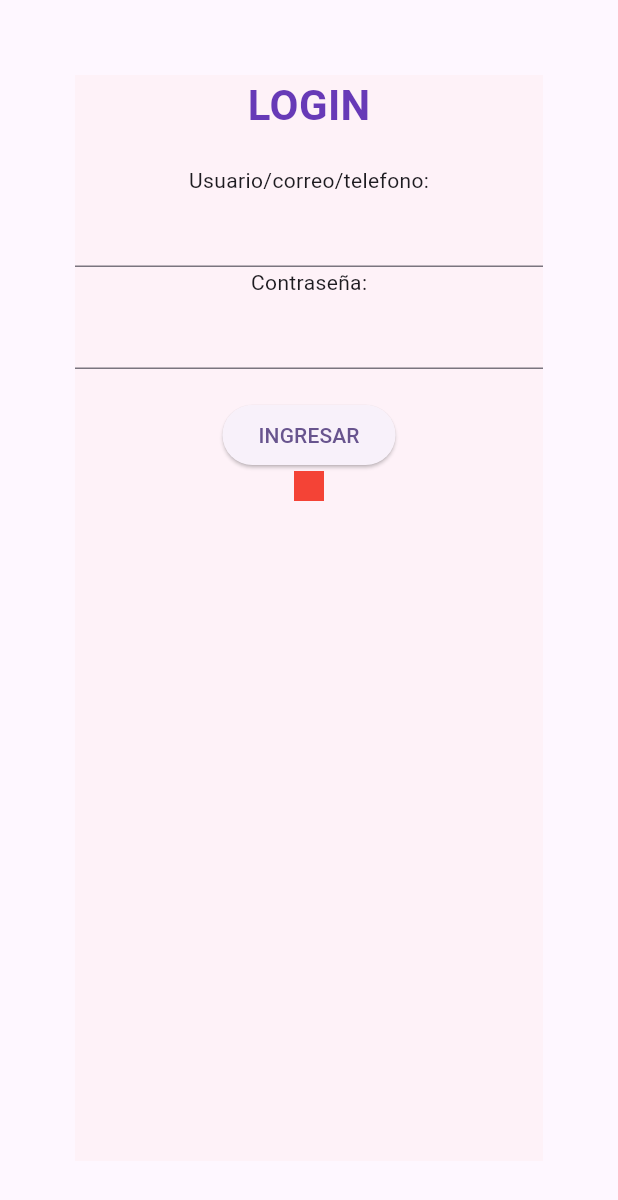
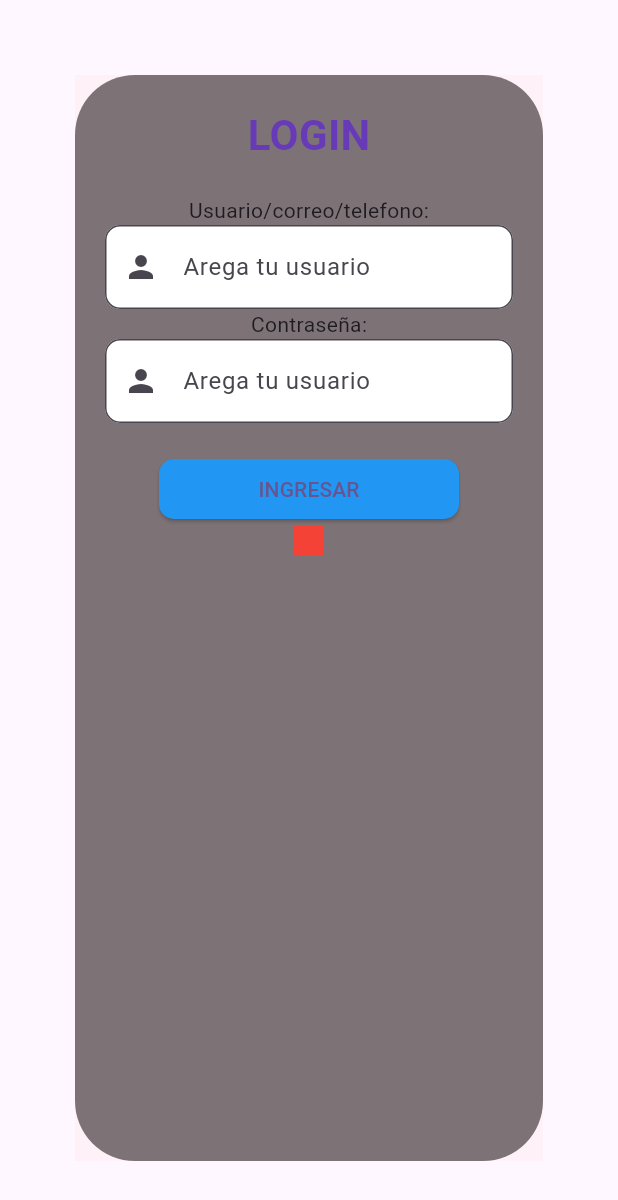
Before and after one commit to AleOrdaz/proyecto_calse_tarde, a Flutter app: the screen it shows after launch, on a phone screen of 412 x 824 dp. Shown: the top 1200 px of the screen. Run offline on Flutter 3.47's test engine with Material 3 defaults, Android fonts, the phone set to English and light mode, and no system bars.

Commit message:
Estilos en la vista de login

```diff
--- a/lib/login.dart
+++ b/lib/login.dart
@@ -23,8 +23,19 @@ class _LoginState extends State<Login> {
           Padding(
             padding: EdgeInsets.all(50.0),
             child: Container(
-              color: Color(0xFFb9a8c), ///Valor hexadecimal del color
+              height: 800, ///Agrega un tamaño al contenedor
+              ///Se puede agregar padding como atributo del contenedor
+              padding: EdgeInsets.all(20.0),
+              color: Color(0xFFb9a8c), ///Valor hexadecimal del color  -------->
+              ///quita las esquina rectangulares por bordes redondeados          Al tener estos dos atributos
+              decoration: BoxDecoration(      ///                                juntos, marcará un error por
+                borderRadius: BorderRadius.circular(40),    ///                  incompatibilidad de atributos
+                color: Colors.black54, /// ------------------------------------>
+              ),
               child: Column(
+                ///Atributo de Column para indicar el tamaño que debe tener por
+                ///el espacio que ocupan sus hijos widgets
+                mainAxisSize: MainAxisSize.min,
                 children: [
                   const Text(
                     'LOGIN',
@@ -38,14 +49,59 @@ class _LoginState extends State<Login> {
                   const Text('Usuario/correo/telefono:'),
                   TextFormField(
                     controller: user,
+                    ///Crear un recuadro más estilizado
+                    decoration: InputDecoration(
+                      ///Agregar un recuadro con bordes redondeado
+                      border: OutlineInputBorder(
+                        borderRadius: BorderRadius.circular(10),
+                        borderSide: const BorderSide(
+                          width: 1,
+                          style: BorderStyle.none,
+                        ),
+                      ),
+                      ///Agregar color interno del input
+                      filled: true,
+                      fillColor: Colors.white,
+                      ///Agregar un icono dentro del input
+                      prefixIcon: const Icon(Icons.person),
+                        ///Agregar texto de ayuda dentro del input
+                      hintText: 'Arega tu usuario'
+                    ),
                   ),
                   const Text('Contraseña:'),
                   TextFormField(
                     controller: pass,
                     obscureText: true, ///Ocultar el texto normal
+                    ///Crear un recuadro más estilizado
+                    decoration: InputDecoration(
+                      ///Agregar un recuadro con bordes redondeado
+                        border: OutlineInputBorder(
+                          borderRadius: BorderRadius.circular(10),
+                          borderSide: const BorderSide(
+                            width: 1,
+                            style: BorderStyle.none,
+                          ),
+                        ),
+                        ///Agregar color interno del input
+                        filled: true,
+                        fillColor: Colors.white,
+                        ///Agregar un icono dentro del input
+                        prefixIcon: const Icon(Icons.person),
+                        ///Agregar texto de ayuda dentro del input
+                        hintText: 'Arega tu usuario'
+                    ),
                   ),
                   const SizedBox(height: 20.0,),
                   ElevatedButton(
+                    ///Atributo para agregar estilo al botón
+                    style: ElevatedButton.styleFrom(
+                      backgroundColor: Colors.blue, ///Color al botón
+                      ///Agrega borde redondeado en las esquinas
+                      shape: RoundedRectangleBorder(
+                        borderRadius: BorderRadius.circular(10.0),
+                      ),
+                      fixedSize: Size(200,40), ///Tamaño que tendrá el botón
+                    ),
                     onPressed: () {
                       ///Detectar los cambios de estado de nuestra vista actual
                       setState(() {
```
